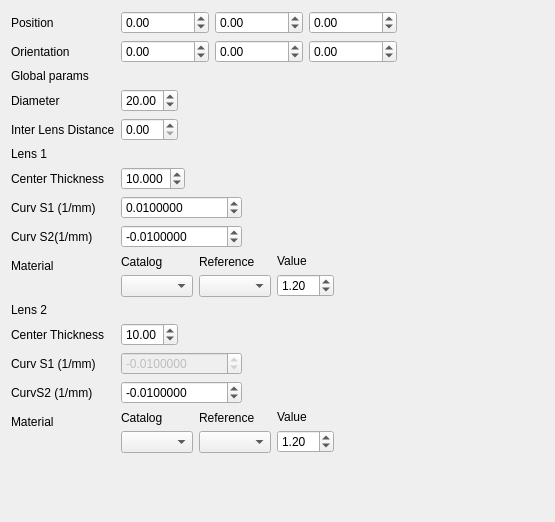
Qt form freecad/pyoptools/GUI/DoubletLens.ui (cihologramas/freecad-pyoptools) before a commit.
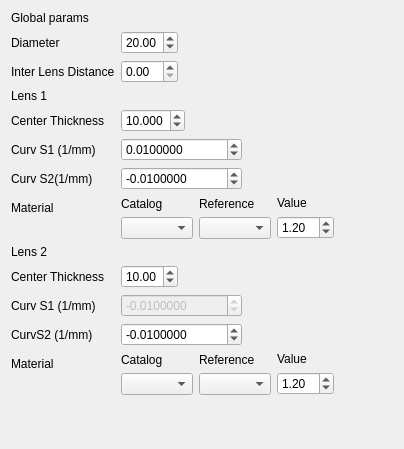
The same form after that commit.

Commit message:
Some dialogs updated to be able to use widgetMix
A new infrastructure was developed to simplify the reuse of widgets, and also to allow the design of such widgets with designer.

What changed in the file:
```diff
--- a/freecad/pyoptools/GUI/DoubletLens.ui
+++ b/freecad/pyoptools/GUI/DoubletLens.ui
@@ -1,13 +1,13 @@
 <?xml version="1.0" encoding="UTF-8"?>
 <ui version="4.0">
- <class>Dialog</class>
- <widget class="QDialog" name="Dialog">
+ <class>Form</class>
+ <widget class="QWidget" name="Form">
   <property name="geometry">
    <rect>
     <x>0</x>
     <y>0</y>
-    <width>555</width>
-    <height>522</height>
+    <width>404</width>
+    <height>449</height>
    </rect>
   </property>
   <property name="windowTitle">
@@ -23,136 +23,51 @@
       <enum>QFormLayout::ExpandingFieldsGrow</enum>
      </property>
      <item row="0" column="0">
-      <widget class="QLabel" name="label_10">
-       <property name="text">
-        <string>Position</string>
-       </property>
-      </widget>
-     </item>
-     <item row="0" column="1">
-      <layout class="QHBoxLayout" name="horizontalLayout_3">
-       <item>
-        <widget class="QDoubleSpinBox" name="Xpos">
-         <property name="minimum">
-          <double>-1000000.000000000000000</double>
-         </property>
-         <property name="maximum">
-          <double>1000000.000000000000000</double>
-         </property>
-        </widget>
-       </item>
-       <item>
-        <widget class="QDoubleSpinBox" name="Ypos">
-         <property name="minimum">
-          <double>-1000000.000000000000000</double>
-         </property>
-         <property name="maximum">
-          <double>1000000.000000000000000</double>
-         </property>
-        </widget>
-       </item>
-       <item>
-        <widget class="QDoubleSpinBox" name="Zpos">
-         <property name="minimum">
-          <double>-1000000.000000000000000</double>
-         </property>
-         <property name="maximum">
-          <double>1000000.000000000000000</double>
-         </property>
-        </widget>
-       </item>
-      </layout>
-     </item>
-     <item row="1" column="0">
-      <widget class="QLabel" name="label_7">
-       <property name="text">
-        <string>Orientation</string>
-       </property>
-      </widget>
-     </item>
-     <item row="1" column="1">
-      <layout class="QHBoxLayout" name="horizontalLayout">
-       <item>
-        <widget class="QDoubleSpinBox" name="Xrot">
-         <property name="minimum">
-          <double>-1000000.000000000000000</double>
-         </property>
-         <property name="maximum">
-          <double>1000000.000000000000000</double>
-         </property>
-        </widget>
-       </item>
-       <item>
-        <widget class="QDoubleSpinBox" name="Yrot">
-         <property name="minimum">
-          <double>-1000000.000000000000000</double>
-         </property>
-         <property name="maximum">
-          <double>1000000.000000000000000</double>
-         </property>
-         <property name="value">
-          <double>0.000000000000000</double>
-         </property>
-        </widget>
-       </item>
-       <item>
-        <widget class="QDoubleSpinBox" name="Zrot">
-         <property name="minimum">
-          <double>-1000000.000000000000000</double>
-         </property>
-         <property name="maximum">
-          <double>1000000.000000000000000</double>
-         </property>
-        </widget>
-       </item>
-      </layout>
-     </item>
-     <item row="2" column="0">
       <widget class="QLabel" name="label_11">
        <property name="text">
         <string>Global params</string>
        </property>
       </widget>
      </item>
-     <item row="3" column="0">
+     <item row="1" column="0">
       <widget class="QLabel" name="label_2">
        <property name="text">
         <string>Diameter</string>
        </property>
       </widget>
      </item>
-     <item row="3" column="1">
+     <item row="1" column="1">
       <widget class="QDoubleSpinBox" name="D">
        <property name="value">
         <double>20.000000000000000</double>
        </property>
       </widget>
      </item>
-     <item row="4" column="0">
+     <item row="2" column="0">
       <widget class="QLabel" name="label_18">
        <property name="text">
         <string>Inter Lens Distance</string>
        </property>
       </widget>
      </item>
-     <item row="4" column="1">
+     <item row="2" column="1">
       <widget class="QDoubleSpinBox" name="ILD"/>
      </item>
-     <item row="5" column="0">
+     <item row="3" column="0">
       <widget class="QLabel" name="label_12">
        <property name="text">
         <string>Lens 1</string>
        </property>
       </widget>
      </item>
-     <item row="6" column="0">
+     <item row="4" column="0">
       <widget class="QLabel" name="label">
        <property name="text">
         <string>Center Thickness</string>
        </property>
       </widget>
      </item>
-     <item row="6" column="1">
+     <item row="4" column="1">
       <widget class="QDoubleSpinBox" name="CT1">
        <property name="decimals">
         <number>3</number>
@@ -162,14 +77,14 @@
        </property>
       </widget>
      </item>
-     <item row="7" column="0">
+     <item row="5" column="0">
       <widget class="QLabel" name="label_3">
        <property name="text">
         <string>Curv S1 (1/mm)</string>
        </property>
       </widget>
      </item>
-     <item row="7" column="1">
+     <item row="5" column="1">
       <widget class="QDoubleSpinBox" name="CS1_1">
        <property name="decimals">
         <number>7</number>
@@ -185,14 +100,14 @@
        </property>
       </widget>
      </item>
-     <item row="8" column="0">
+     <item row="6" column="0">
       <widget class="QLabel" name="label_4">
        <property name="text">
         <string>Curv S2(1/mm)</string>
        </property>
       </widget>
      </item>
-     <item row="8" column="1">
+     <item row="6" column="1">
       <widget class="QDoubleSpinBox" name="CS2_1">
        <property name="decimals">
         <number>7</number>
@@ -208,14 +123,14 @@
        </property>
       </widget>
      </item>
-     <item row="9" column="0">
+     <item row="7" column="0">
       <widget class="QLabel" name="label_5">
        <property name="text">
         <string>Material</string>
        </property>
       </widget>
      </item>
-     <item row="9" column="1">
+     <item row="7" column="1">
       <layout class="QHBoxLayout" name="horizontalLayout_2">
        <item>
         <layout class="QVBoxLayout" name="verticalLayout_4">
@@ -271,21 +186,21 @@
        </item>
       </layout>
      </item>
-     <item row="10" column="0">
+     <item row="8" column="0">
       <widget class="QLabel" name="label_13">
        <property name="text">
         <string>Lens 2</string>
        </property>
       </widget>
      </item>
-     <item row="11" column="0">
+     <item row="9" column="0">
       <widget class="QLabel" name="label_14">
        <property name="text">
         <string>Center Thickness</string>
        </property>
       </widget>
      </item>
-     <item row="11" column="1">
+     <item row="9" column="1">
       <widget class="QDoubleSpinBox" name="CT2">
        <property name="decimals">
         <number>2</number>
@@ -295,28 +210,14 @@
        </property>
       </widget>
      </item>
-     <item row="12" column="0">
+     <item row="10" column="0">
       <widget class="QLabel" name="label_15">
        <property name="text">
         <string>Curv S1 (1/mm)</string>
        </property>
       </widget>
      </item>
-     <item row="13" column="0">
-      <widget class="QLabel" name="label_16">
-       <property name="text">
-        <string>CurvS2 (1/mm)</string>
-       </property>
-      </widget>
-     </item>
-     <item row="14" column="0">
-      <widget class="QLabel" name="label_17">
-       <property name="text">
-        <string>Material</string>
-       </property>
-      </widget>
-     </item>
-     <item row="12" column="1">
+     <item row="10" column="1">
       <widget class="QDoubleSpinBox" name="CS1_2">
        <property name="enabled">
         <bool>false</bool>
@@ -335,7 +236,14 @@
        </property>
       </widget>
      </item>
-     <item row="13" column="1">
+     <item row="11" column="0">
+      <widget class="QLabel" name="label_16">
+       <property name="text">
+        <string>CurvS2 (1/mm)</string>
+       </property>
+      </widget>
+     </item>
+     <item row="11" column="1">
       <widget class="QDoubleSpinBox" name="CS2_2">
        <property name="decimals">
         <number>7</number>
@@ -351,7 +259,14 @@
        </property>
       </widget>
      </item>
-     <item row="14" column="1">
+     <item row="12" column="0">
+      <widget class="QLabel" name="label_17">
+       <property name="text">
+        <string>Material</string>
+       </property>
+      </widget>
+     </item>
+     <item row="12" column="1">
       <layout class="QHBoxLayout" name="horizontalLayout_4">
        <item>
         <layout class="QVBoxLayout" name="verticalLayout_6">
```
Left out of the diff: 2 changed lines with no effect on the pictures. The commit also changes 19 other files.
